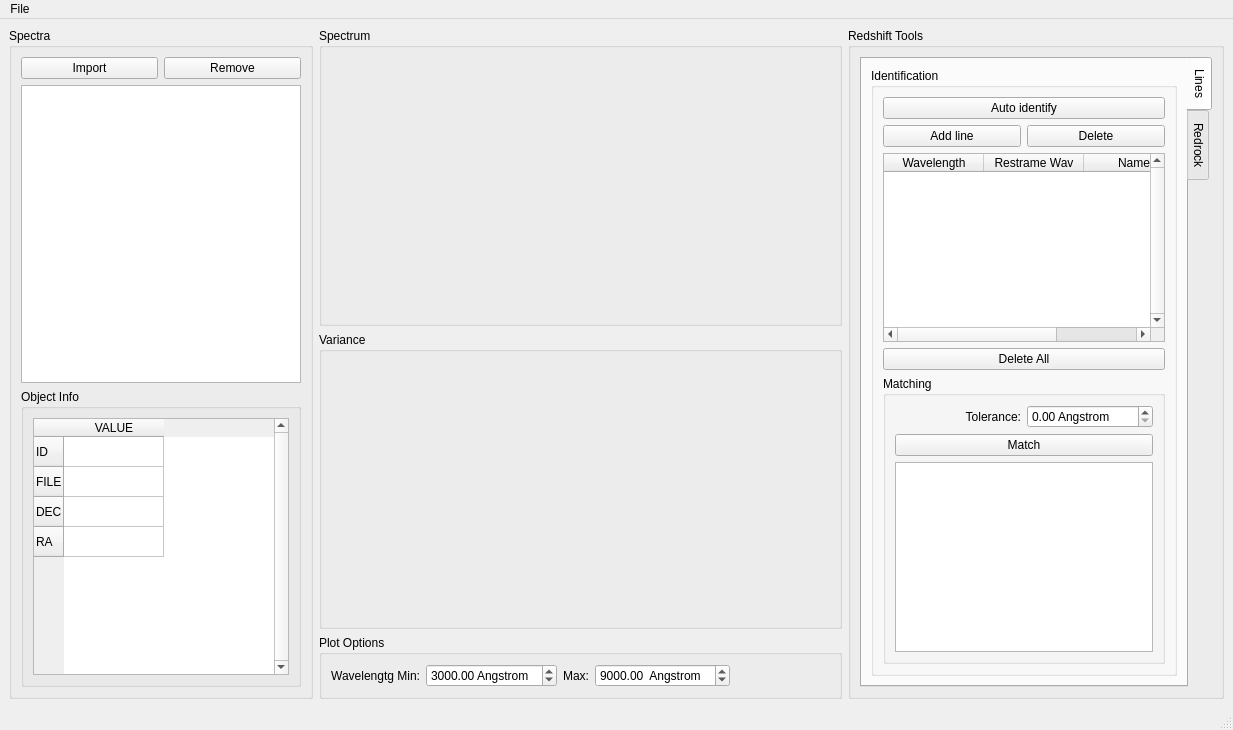
mauritiusdadd/redmost, file ui/main_window.ui: the form before one commit.
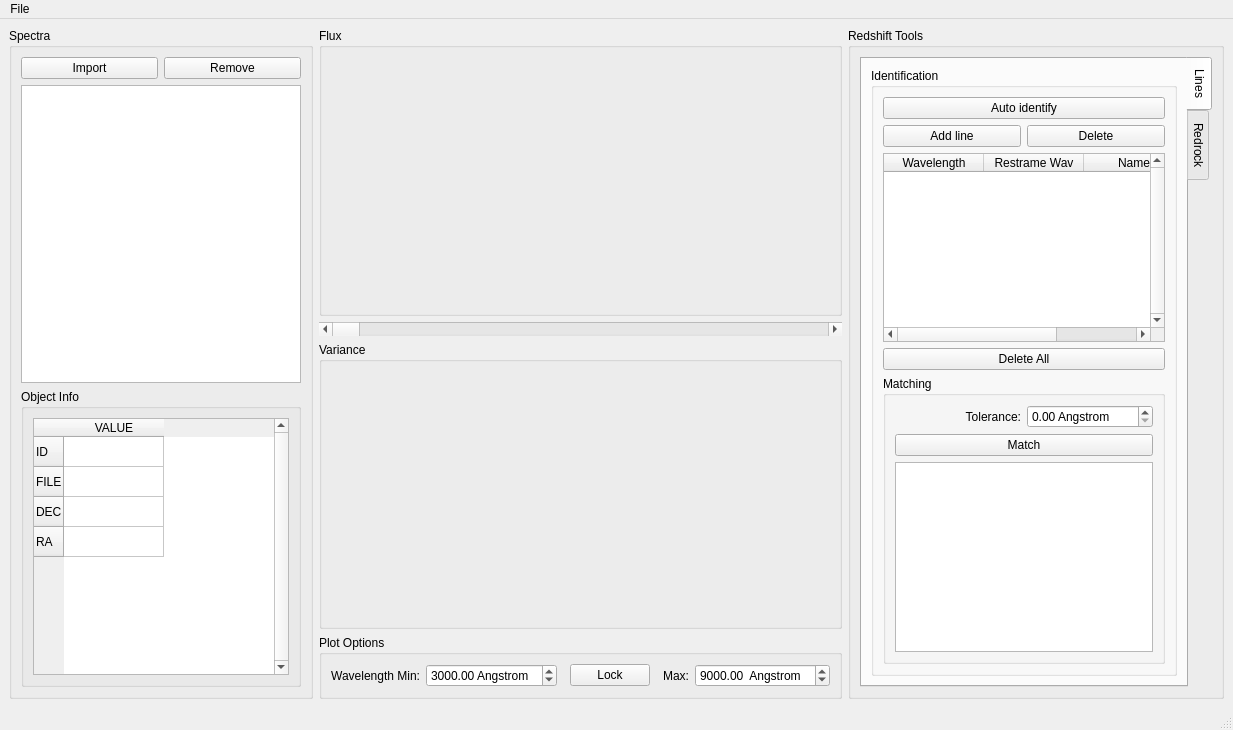
The form after the commit.

Commit message: Add basic plotting

```diff
--- a/ui/main_window.ui
+++ b/ui/main_window.ui
@@ -145,12 +145,34 @@
          </sizepolicy>
         </property>
         <property name="title">
-         <string>Spectrum</string>
+         <string>Flux</string>
         </property>
         <property name="flat">
          <bool>false</bool>
         </property>
-        <layout class="QGridLayout" name="gridLayout_2"/>
+        <layout class="QGridLayout" name="fluxGroupBoxGridLayout"/>
+       </widget>
+      </item>
+      <item>
+       <widget class="QScrollBar" name="waveHorizontalScrollBar">
+        <property name="sizePolicy">
+         <sizepolicy hsizetype="Expanding" vsizetype="Fixed">
+          <horstretch>0</horstretch>
+          <verstretch>0</verstretch>
+         </sizepolicy>
+        </property>
+        <property name="minimum">
+         <number>3000</number>
+        </property>
+        <property name="maximum">
+         <number>9000</number>
+        </property>
+        <property name="value">
+         <number>3000</number>
+        </property>
+        <property name="orientation">
+         <enum>Qt::Horizontal</enum>
+        </property>
        </widget>
       </item>
       <item>
@@ -178,7 +200,9 @@
         <property name="title">
          <string>Plot Options</string>
         </property>
-        <layout class="QHBoxLayout" name="horizontalLayout_3">
+        <layout class="QVBoxLayout" name="verticalLayout_11">
+         <item>
+          <layout class="QHBoxLayout" name="horizontalLayout_2">
          <item>
           <widget class="QLabel" name="label">
            <property name="sizePolicy">
@@ -188,7 +212,7 @@
             </sizepolicy>
            </property>
            <property name="text">
-            <string>Wavelengtg Min:</string>
+              <string>Wavelength Min:</string>
            </property>
            <property name="alignment">
             <set>Qt::AlignRight|Qt::AlignTrailing|Qt::AlignVCenter</set>
@@ -214,6 +238,42 @@
            </property>
           </widget>
          </item>
+           <item>
+            <spacer name="horizontalSpacer">
+             <property name="orientation">
+              <enum>Qt::Horizontal</enum>
+             </property>
+             <property name="sizeHint" stdset="0">
+              <size>
+               <width>40</width>
+               <height>20</height>
+              </size>
+             </property>
+            </spacer>
+           </item>
+           <item>
+            <widget class="QPushButton" name="wavLockPushButton">
+             <property name="text">
+              <string>Lock</string>
+             </property>
+             <property name="checkable">
+              <bool>true</bool>
+             </property>
+            </widget>
+           </item>
+           <item>
+            <spacer name="horizontalSpacer_2">
+             <property name="orientation">
+              <enum>Qt::Horizontal</enum>
+             </property>
+             <property name="sizeHint" stdset="0">
+              <size>
+               <width>40</width>
+               <height>20</height>
+              </size>
+             </property>
+            </spacer>
+           </item>
          <item>
           <widget class="QLabel" name="label_2">
            <property name="sizePolicy">
@@ -246,18 +306,7 @@
            </property>
           </widget>
          </item>
-         <item>
-          <spacer name="horizontalSpacer">
-           <property name="orientation">
-            <enum>Qt::Horizontal</enum>
-           </property>
-           <property name="sizeHint" stdset="0">
-            <size>
-             <width>40</width>
-             <height>20</height>
-            </size>
-           </property>
-          </spacer>
+          </layout>
          </item>
         </layout>
        </widget>
```
Left out of the diff: 41 changed lines with no effect on the pictures. Lines whose indentation alone changed are shown as unchanged. The commit also changes 2 other files.
